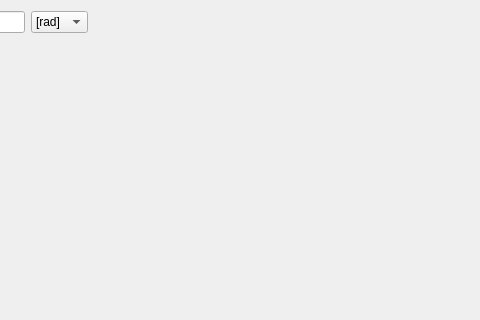
The window that pyleecan/GUI/Dialog/DMachineSetup/DNotchTab/WNotch/WNotch.ui (Eomys/pyleecan) describes before a commit, drawn with Qt 5; both pictures show x 280 to 760 and y 0 to 320 of the 760 by 490 pixel window.
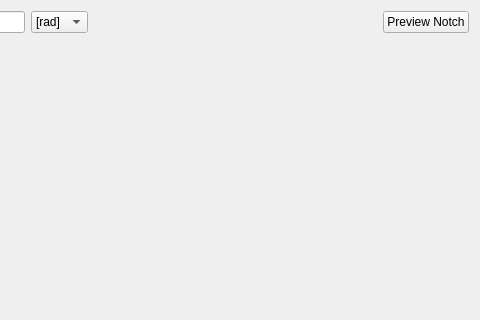
The same window after the commit. Custom widgets are drawn as their Qt base class.

Commit message: [CO] Plot and check notches

```diff
--- a/pyleecan/GUI/Dialog/DMachineSetup/DNotchTab/WNotch/WNotch.ui
+++ b/pyleecan/GUI/Dialog/DMachineSetup/DNotchTab/WNotch/WNotch.ui
@@ -121,6 +121,13 @@
        </property>
       </spacer>
      </item>
+     <item>
+      <widget class="QPushButton" name="b_plot">
+       <property name="text">
+        <string>Preview Notch</string>
+       </property>
+      </widget>
+     </item>
     </layout>
    </item>
    <item>
```
The commit also changes 12 other files.
